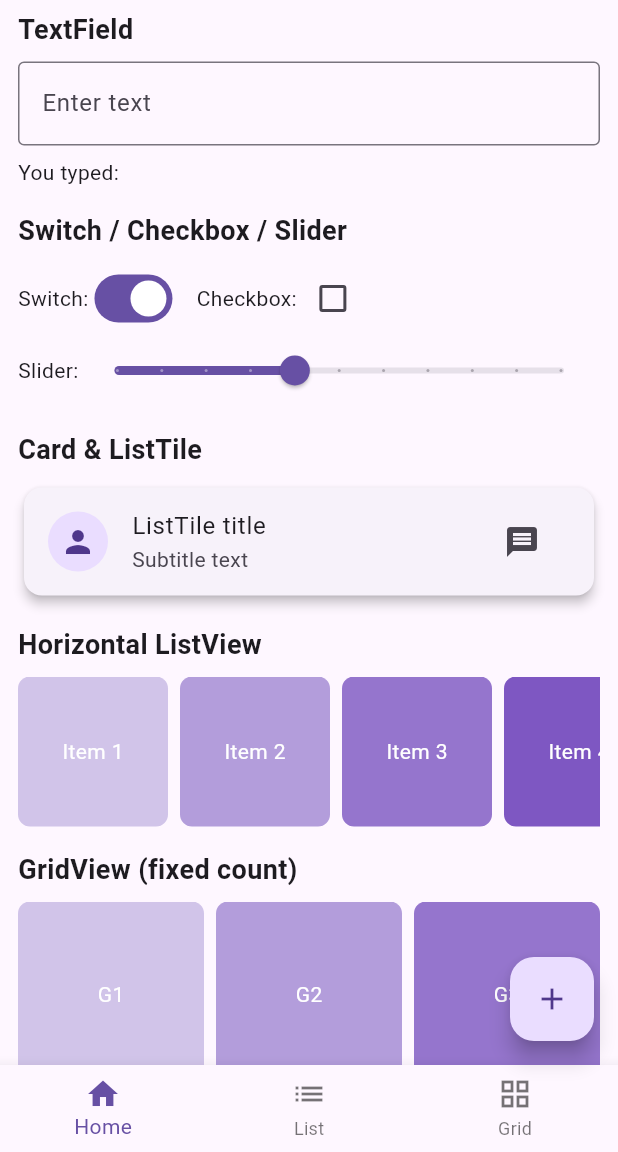
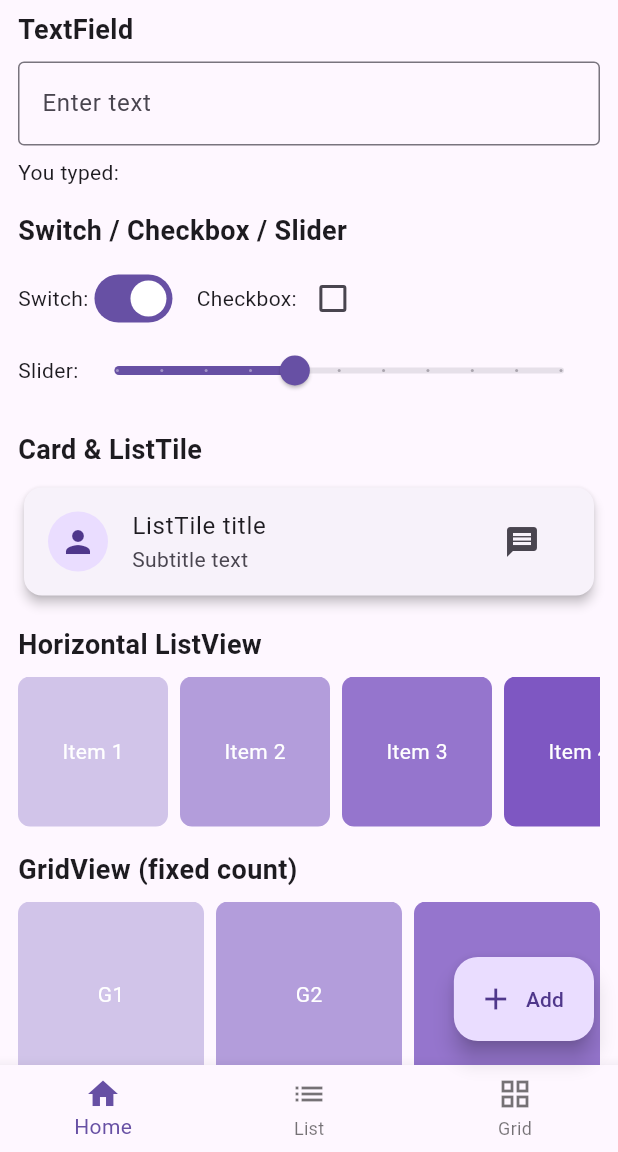
Before and after one commit to darrenak403/basic_flutter, a Flutter app: the screen it shows after launch, scrolled down 576 dp, on a phone screen of 412 x 824 dp, the part 84-1236 px from its top. Run offline on Flutter 3.47's test engine with Material 3 defaults, Android fonts, the phone set to English and light mode, and no system bars; network calls fail.

Commit message:
Refactor floating action button to use extended style with label

```diff
--- a/lib/pages/basic_flutter_page.dart
+++ b/lib/pages/basic_flutter_page.dart
@@ -134,9 +134,10 @@ class _BasicFlutterPageState extends State<BasicFlutterPage> {
           ),
         ],
       ),
-      floatingActionButton: FloatingActionButton(
+      floatingActionButton: FloatingActionButton.extended(
         onPressed: () => _showSnack('FAB pressed'),
-        child: const Icon(Icons.add),
+        icon: const Icon(Icons.add),
+        label: const Text('Add'),
       ),
       bottomNavigationBar: BottomNavigationBar(
         currentIndex: _bottomIndex,
```
